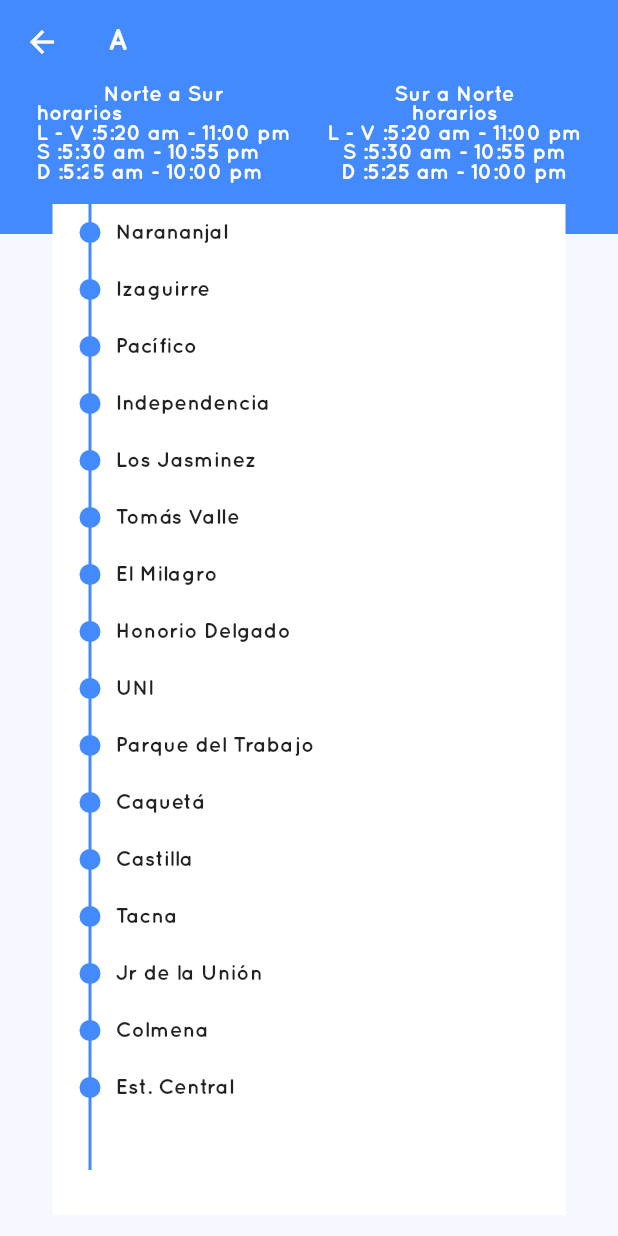
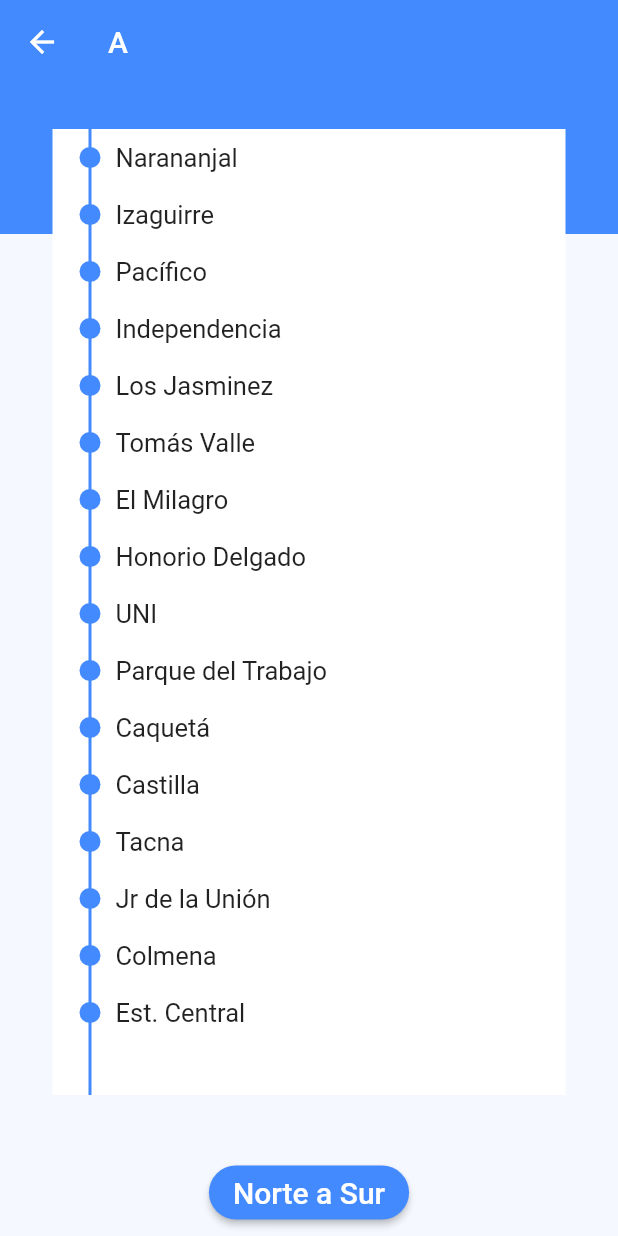
Before and after one commit to edwinmacalopu/MetropolitanoPe, a Flutter app: the screen it shows after launch, after a tap on an icon or button, on a phone screen of 412 x 824 dp. Run offline on Flutter 3.47's test engine with Material 2 defaults, Android fonts, the phone set to English and light mode, and no system bars.

Commit message:
add switch  norte sur commit

```diff
--- a/lib/pages/buses.dart
+++ b/lib/pages/buses.dart
@@ -8,7 +8,7 @@ class  Bus extends StatefulWidget {
 
 class _BusState extends State<Bus> {
 
-List<String> bustitle=["A","B","C","D","EX1","EX2","EX3","EX4","EX5","EX6","EX7","EX8","EX9","Sx","SXN","","",""];
+List<String> bustitle=["A","B","C","D","EX1 mañana","EX2","EX3","EX4","EX5","EX6","EX7","EX8","EX9","Sx","SXN","","",""];
 List<String> horarios=["Lunes a Domingos","Lunes a Domingos","Lunes a Domingos","Lunes a Viernes","Lunes a Viernes","Lunes a Viernes","Lunes a Viernes","Solo Sabados","Lunes a Viernes","Lunes a Viernes","Lunes a Viernes","Lunes a Viernes","Lunes a Viernes","Lunes a Viernes","Lunes a Viernes","","",""];
 List<String> desdea=["Naranjal - Est. Central","Naranjal - Matellini","Matellini - R. Castilla","Naranjal - Est. Central","Est. Central - Matellini","Naranjal - 28 de Julio","Naranjal - 28 de Julio","Naranjal - Plaza Flores","Naranjal - Plaza Flores","Izaguirre - Benavides","Tomás Valle - Angamos","Izaguirre - Plaza Flores","Uni - Bneavides","Naranjal - Ricardo Palma","Naranjal - Est. Central","","",""];
   @override
@@ -20,7 +20,7 @@ List<String> desdea=["Naranjal - Est. Central","Naranjal - Matellini","Matellini
         backgroundColor: Colors.blueAccent,
         elevation: 0,
         title: Text('MetropolitanoPe',
-          style: TextStyle(color: Colors.white,fontSize: 20,fontFamily: 'Quicksand'),
+          style: TextStyle(color: Colors.white,fontSize: 20,fontFamily: 'SourceSansPro-Bold'),
           )
       ),
       body:Container(
@@ -148,7 +148,6 @@ return Positioned(
    class _BusdetalleState extends State<Busdetalle> {
    @override
   void initState() {
-    // TODO: implement initState
     super.initState();
     final String letrabus=this.widget.detalle;
     switch(letrabus) {
@@ -162,7 +161,34 @@ return Positioned(
          detallebus=["Ramon Castilla","Tacna","Jiron de la Union","Colmena","Estacion Central","Estadio Nacional","México","Canada","Javier Prado","Canaval y Moreyra","Aramburú","Domingo Orué","Angamos","Ricardo Palma","Benavides","28 de Julio","Plaza de Flores","Balta","Bulevar","Estadio Unión","Escuela Militar","Terán","Rosario de Villa","Matellini"];
          break;
           case "D":
-         detallebus=["Naranjal","Izaguirre","Pacífico","Independencia","Tomás Valle","El Milagro","Honorio Delgado","UNI","Parque del Trabajo","Caqueta","Dos de Mayo","Quilca","España","Est. Central"];
+         detallebus=["Naranjal","Izaguirre","Pacífico","Independencia","Los Jazmines","Tomás Valle","El Milagro","Honorio Delgado","UNI","Parque del Trabajo","Caqueta","Dos de Mayo","Quilca","España","Est. Central"];
+         break;
+         case "EX1 mañana":
+         detallebus=["Est. Central","Estadio Nacional","Javier Prado","Canaval Moreyra","Angamos","Ricardo Palma","28 de Julio","Balta","Bulevar","Estadio Unión","Escuela Militar","Terán","Rosario de Villa","Matellini"];
+         break;
+
+       default:
+       detallebus=[""];
+     }
+  }
+String textobotton="Norte a Sur";
+  void cambiartextobotton(){
+    setState(() {
+     if (textobotton=="Norte a Sur"){
+          textobotton="Sur a Norte";
+           final String letrabusur=this.widget.detalle;
+    switch(letrabusur) {
+       case "A":
+       detallebus=["Est. Central","Colmena","Jr de la Unión","Tacna","Castilla","Caquetá","Parque del Trabajo","UNI","Honorio Delgado","El Milagro","Tomás Valle","Los Jasminez","Independencia","Pacífico","Izaguirre","Narananjal"];
+       break;
+         case "B":
+         detallebus=["Matellini","Rosario de Villa","Terán","Escuela Militar","Estadio Unión","Bulevar","Balta","Plaza de Flores","28 de Julio","Benavides","Ricardo Palma","Angamos","Domingo Orué","Aramburú","Canaval Moreyra","Javier Prado","Canadá","México","Estadio Nacional","Est. Central","España","Quilca","Dos de Mayo","Caqueta","Parque del Trabajo","UNI","Honorio Delgado","El Milagro","Tomás Valle","Los Jasminez","Independencia","Pacífico","Izaguirre","Naranjal"];
+           break;
+         case "C":
+         detallebus=["Matellini","Rosario de Villa","Terán","Escuela Militar","Estadio Unión","Bulevar","Balta","Plaza de Flores","28 de Julio","Benavides","Ricardo Palma","Angamos","Domingo Orué","Aramburú","Canaval Moreyra","Javier Prado","Canadá","México","Estadio Nacional","Est. Central","Colmena","Jirón de la Unión","Tacna","Ramón Castilla"];
+         break;
+          case "D":
+         detallebus=["Est. Central","España","Quilca","2 de Mayo","Caquetá","Parque del Trabajo","UNI","Honorio Delgado","El Milagro","Tomás Valle","Los Jazmines","Independencia","Pacífico","Izaguirre","Naranjal"];
          break;
          case "EX1":
          detallebus=["Est. Central","Estadio Nacional","Javier Prado","Canaval Moreyra","Angamos","Ricardo Palma","28 de Julio","Balta","Bulevar","Estadio Unión","Escuela Militar","Terán","Rosario de Villa","Matellini"];
@@ -171,17 +197,36 @@ return Positioned(
        default:
        detallebus=[""];
      }
+     }else{
+       textobotton="Norte a Sur";
+        final String letrabusurs=this.widget.detalle;
+       switch(letrabusurs) {
+       case "A":
+       detallebus=["Narananjal","Izaguirre","Pacífico","Independencia","Los Jasminez","Tomás Valle","El Milagro","Honorio Delgado","UNI","Parque del Trabajo","Caquetá","Castilla","Tacna","Jr de la Unión","Colmena","Est. Central"];
+       break;
+         case "B":
+         detallebus=["Naranjal","Izaguirre","Pacífico","Independencia","Los Jasminez","Tomás Valle","El Milagro","Honorio Delgado","UNI","Parque del Trabajo","Caqueta","Dos de Mayo","Quilca","España","Est. Central","México","Canadá","Javier Prado","Canaval Moreyra","Aramburú","Domingo Orué","Angamos","Ricardo Palma","Benavides","28 de Julio","Plaza de Flores","Balta","Bulevar","Estadio Unión","Escuela Militar","Terán","Rosario de Villa","Matellini"];
+           break;
+         case "C":
+         detallebus=["Ramon Castilla","Tacna","Jiron de la Union","Colmena","Estacion Central","Estadio Nacional","México","Canada","Javier Prado","Canaval y Moreyra","Aramburú","Domingo Orué","Angamos","Ricardo Palma","Benavides","28 de Julio","Plaza de Flores","Balta","Bulevar","Estadio Unión","Escuela Militar","Terán","Rosario de Villa","Matellini"];
+         break;
+          case "D":
+         detallebus=["Naranjal","Izaguirre","Pacífico","Independencia","Los Jazmines","Tomás Valle","El Milagro","Honorio Delgado","UNI","Parque del Trabajo","Caqueta","Dos de Mayo","Quilca","España","Est. Central"];
+         break;
+         case "EX1":
+         detallebus=["Est. Central","Estadio Nacional","Javier Prado","Canaval Moreyra","Angamos","Ricardo Palma","28 de Julio","Balta","Bulevar","Estadio Unión","Escuela Militar","Terán","Rosario de Villa","Matellini"];
+         break;
+
+       default:
+       detallebus=[""];
+     }
+     }
+
+    });
   }
-final String someText =
-"horarios\n"
-"L - V :5:20 am - 11:00 pm\n"
-"S :5:30 am - 10:55 pm\n"
-"D :5:25 am - 10:00 pm\n"
-;
-     List<String> detallebus;
 
 
-
+     List<String> detallebus;
 
      @override
      Widget build(BuildContext context) {
@@ -200,8 +245,8 @@ final String someText =
              ),
              builcabecera(),
          builcard(widths),
-         builine(widths)
-
+         builine(widths),
+            botonswitch(),
            ],
          ),
          )
@@ -209,44 +254,24 @@ final String someText =
      }
       Widget builcabecera(){
         return Container(
+
             height:100,
             color: Colors.blueAccent,
-            child: Row(
-              crossAxisAlignment: CrossAxisAlignment.center,
-              mainAxisAlignment: MainAxisAlignment.spaceEvenly,
-              children: <Widget>[
-                Column(
-                  children: <Widget>[
-                    Text('Norte a Sur',style: TextStyle(color: Colors.white),),
-                    Text('$someText',style: TextStyle(color: Colors.white),),
 
-                  ],
-                ),
-                 Column(
-                  children: <Widget>[
-                    Text('Sur a Norte',style: TextStyle(color: Colors.white),),
-                    Text('horarios',style: TextStyle(color: Colors.white),),
-                    Text('L - V :5:20 am - 11:00 pm',style: TextStyle(color: Colors.white),),
-                     Text('S :5:30 am - 10:55 pm',style: TextStyle(color: Colors.white),),
-                      Text('D :5:25 am - 10:00 pm',style: TextStyle(color: Colors.white),),
-                  ],
-                )
-              ],
-            ),
             );
       }
 
       Widget builcard(widths){
         return Positioned(
           width: widths,
-          top: 80,
+          top: 30,
           child: Column(
           mainAxisAlignment: MainAxisAlignment.center,
           crossAxisAlignment: CrossAxisAlignment.center,
           children: <Widget>[
             Container(
                 width: widths - 70,
-             height: MediaQuery.of(context).size.height -150 ,
+             height: MediaQuery.of(context).size.height -180 ,
               color: Colors.white,
            child: ListView.builder(
              itemCount: detallebus.length,
@@ -267,7 +292,8 @@ final String someText =
                     ),
                     Column(
                     children: <Widget>[
-                       Text('${detallebus[index]}')
+                       Text('${detallebus[index]}',
+                       style:TextStyle(fontSize: 17),)
                     ],
 
 
@@ -292,16 +318,12 @@ final String someText =
       }
 
       Widget builine(widths){
-
         return Positioned(
           //width: widths -150,
-          top: 50,
-
+          top: 30,
           child: Align(
         alignment:  Alignment.center,
-
         child: Column(
-
           children: <Widget>[
             SizedBox(
               width: 120,
@@ -309,7 +331,7 @@ final String someText =
             Container(
               alignment: Alignment.center,
               width: 2.0,
-          height: MediaQuery.of(context).size.height -150,
+          height: MediaQuery.of(context).size.height -180,
           color:
            Colors.blueAccent,
             )
@@ -319,4 +341,34 @@ final String someText =
         );
       }
 
+      Widget botonswitch(){
+        return Positioned(
+          width: MediaQuery.of(context).size.width,
+              bottom: 5,
+              child: Container(
+                alignment: Alignment.center,
+                child: Column(
+
+                  children: <Widget>[
+
+                    RaisedButton(
+
+                  color: Colors.blueAccent,
+                  onPressed: (){
+                    cambiartextobotton();
+
+                  },
+                  shape: RoundedRectangleBorder(borderRadius: BorderRadius.circular(30)),
+                  child: Text(
+                    '$textobotton',style: TextStyle(color: Colors.white,fontSize: 20)
+
+                  ),
+                )
+                  ],
+                ),
+
+              ),
+        );
+      }
+
    }
--- a/pubspec.yaml
+++ b/pubspec.yaml
@@ -43,9 +43,10 @@ flutter:
     - family:  IconsMetro
       fonts:
        - asset: fonts/IconsMetro.ttf
-    - family: Quicksand
+    - family: SourceSansPro
       fonts:
-       - asset: fonts/QuicksandFamily/Quicksand_Bold.otf
+       - asset: fonts/SourceSansPro/SourceSansPro-Regular.ttf
+       - asset: fonts/SourceSansPro/SourceSansPro-Bold.ttf
   # To add assets to your application, add an assets section, like this:
   assets:
    - images/bus.png
```
Also changed, not shown: fonts/SourceSansPro/OFL.txt (added, +93 -0 lines), fonts/SourceSansPro/SourceSansPro-Black.ttf (added), fonts/SourceSansPro/SourceSansPro-BlackItalic.ttf (added), fonts/SourceSansPro/SourceSansPro-Bold.ttf (added), fonts/SourceSansPro/SourceSansPro-BoldItalic.ttf (added), fonts/SourceSansPro/SourceSansPro-ExtraLight.ttf (added), fonts/SourceSansPro/SourceSansPro-ExtraLightItalic.ttf (added), fonts/SourceSansPro/SourceSansPro-Italic.ttf (added), fonts/SourceSansPro/SourceSansPro-Light.ttf (added), fonts/SourceSansPro/SourceSansPro-LightItalic.ttf (added), fonts/SourceSansPro/SourceSansPro-Regular.ttf (added), fonts/SourceSansPro/SourceSansPro-SemiBold.ttf (added), fonts/SourceSansPro/SourceSansPro-SemiBoldItalic.ttf (added).
